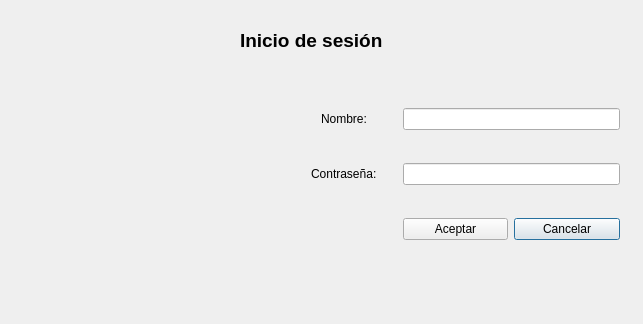
The window that dialog.ui (AdrianPrietoLozano/biblioteca) describes before a commit, drawn with Qt 5.
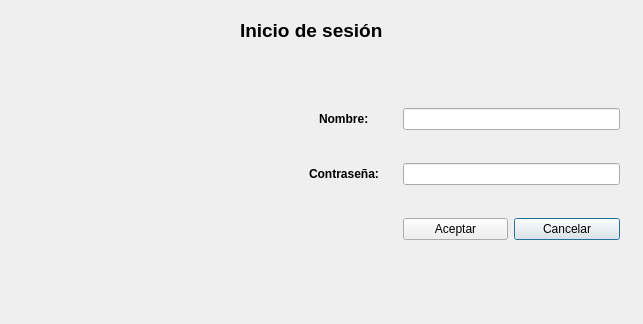
The same window after the commit. Icons and pictures are not drawn.

```diff
--- a/dialog.ui
+++ b/dialog.ui
@@ -10,6 +10,18 @@
     <height>324</height>
    </rect>
   </property>
+  <property name="minimumSize">
+   <size>
+    <width>643</width>
+    <height>324</height>
+   </size>
+  </property>
+  <property name="maximumSize">
+   <size>
+    <width>643</width>
+    <height>324</height>
+   </size>
+  </property>
   <property name="windowTitle">
    <string>Biblioteca Héctor Prieto</string>
   </property>
@@ -21,7 +33,7 @@
    <property name="geometry">
     <rect>
      <x>240</x>
-     <y>30</y>
+     <y>20</y>
      <width>161</width>
      <height>21</height>
     </rect>
@@ -49,6 +61,12 @@
    <layout class="QGridLayout" name="gridLayout">
     <item row="1" column="0" alignment="Qt::AlignHCenter|Qt::AlignVCenter">
      <widget class="QLabel" name="label_3">
+      <property name="font">
+       <font>
+        <weight>75</weight>
+        <bold>true</bold>
+       </font>
+      </property>
       <property name="text">
        <string>Contraseña:</string>
       </property>
@@ -56,6 +74,12 @@
     </item>
     <item row="0" column="0" alignment="Qt::AlignHCenter|Qt::AlignVCenter">
      <widget class="QLabel" name="label_2">
+      <property name="font">
+       <font>
+        <weight>75</weight>
+        <bold>true</bold>
+       </font>
+      </property>
       <property name="text">
        <string>Nombre:</string>
       </property>
```
